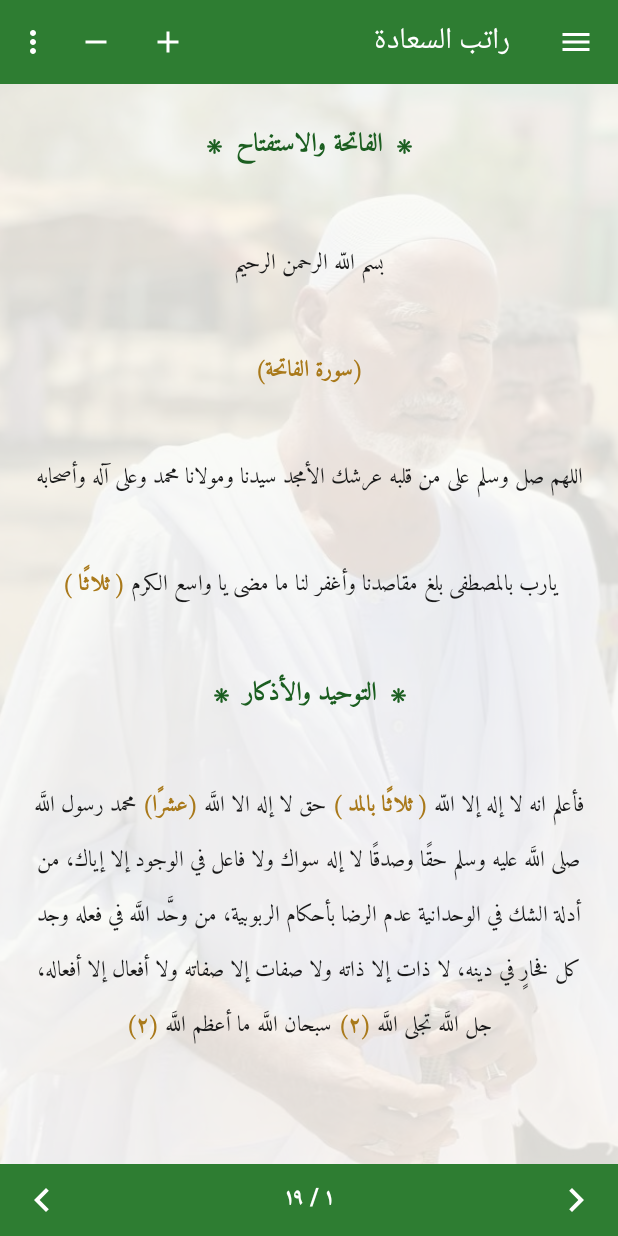
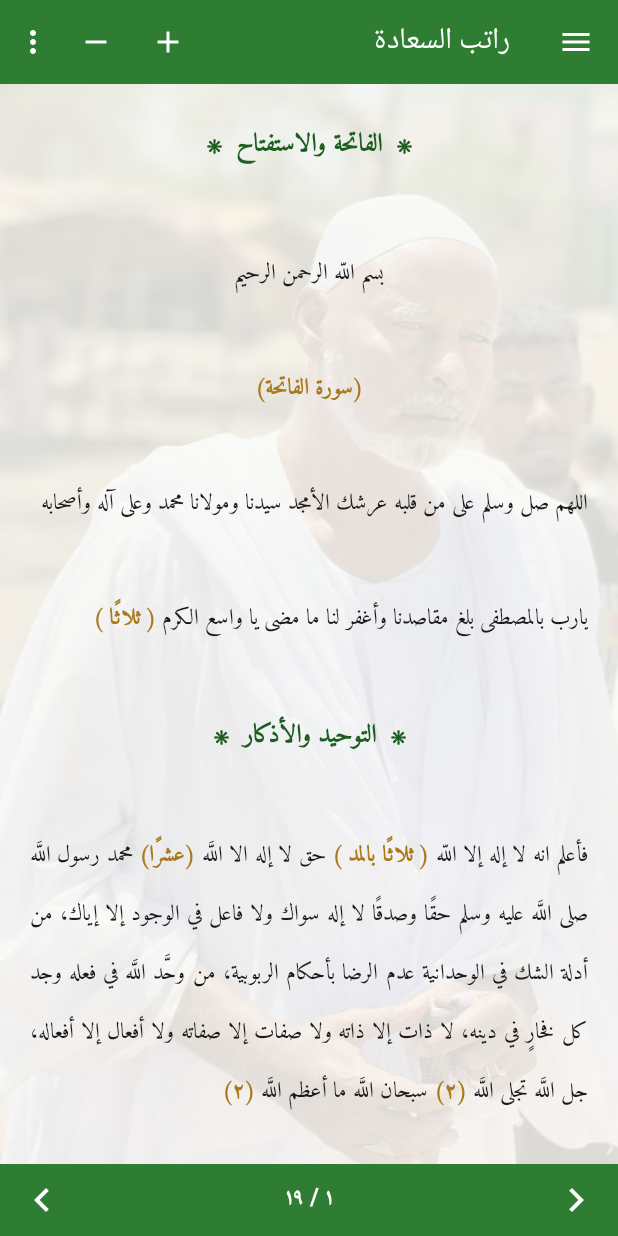
Before and after one commit to Mohamed-albadri-1995/trade-desk-data, an Android app: the screen it shows after launch (MainActivity), after a tap on "ابدأ القراءة", on a phone screen of 412 x 824 dp. Run offline under Robolectric (Android 15) with nearby library versions, the phone set to English and light mode, and no system bars.

Commit message:
Refine typography: justify prose, center verse, roomier leading
- Justify long prose paragraphs (even, full-width lines; no dangling last word)
  while keeping verse, salawat, short lines, and headings centered
- Increase line spacing to 1.5 (matched in measurement and rendering) for the
  Naskh diacritics; top-align pages
- Enable inter-word justification on the page view

Co-Authored-By: Claude Opus 4.8 <noreply@anthropic.com>
Claude-Session: https://claude.ai/code/session_01LGQjT4mwJtavuvZWb4nuLc

```diff
--- a/ratib-app/app/src/main/java/com/ratib/saada/Paginator.kt
+++ b/ratib-app/app/src/main/java/com/ratib/saada/Paginator.kt
@@ -10,6 +10,7 @@ import android.text.Spanned
 import android.text.StaticLayout
 import android.text.TextPaint
 import android.text.style.AbsoluteSizeSpan
+import android.text.style.AlignmentSpan
 import android.text.style.ForegroundColorSpan
 import android.text.style.StyleSpan
 import androidx.core.content.ContextCompat
@@ -45,6 +46,9 @@ object Paginator {
     // Parenthetical cues like (٣) ( ثلاثًا ) (سورة الفاتحة), or a bare number (١٠٠، ١٢٩…).
     private val cueRegex = Regex("\\([^)]*\\)|[0-9\\u0660-\\u0669]+")
 
+    // Shared leading; the page TextView must use the same value so pages fit.
+    const val LINE_SPACING = 1.5f
+
     fun paginate(
         context: Context,
         blocks: List<Block>,
@@ -72,7 +76,14 @@ object Paginator {
 
         fun measure(cs: CharSequence): Int {
             @Suppress("DEPRECATION")
-            return StaticLayout(cs, paint, w, Layout.Alignment.ALIGN_CENTER, 1.4f, 0f, false).height
+            return StaticLayout(cs, paint, w, Layout.Alignment.ALIGN_CENTER, LINE_SPACING, 0f, false).height
+        }
+
+        fun center(sb: SpannableStringBuilder) {
+            sb.setSpan(
+                AlignmentSpan.Standard(Layout.Alignment.ALIGN_CENTER),
+                0, sb.length, Spanned.SPAN_EXCLUSIVE_EXCLUSIVE
+            )
         }
 
         fun buildBlock(b: Block): CharSequence {
@@ -83,12 +94,14 @@ object Paginator {
                     sb.setSpan(AbsoluteSizeSpan(headingPx), 0, sb.length, Spanned.SPAN_EXCLUSIVE_EXCLUSIVE)
                     sb.setSpan(StyleSpan(Typeface.BOLD), 0, sb.length, Spanned.SPAN_EXCLUSIVE_EXCLUSIVE)
                     sb.setSpan(ForegroundColorSpan(headingColor), 0, sb.length, Spanned.SPAN_EXCLUSIVE_EXCLUSIVE)
+                    center(sb)
                 }
                 is Block.Subheading -> {
                     sb.append("﴿ ${b.text} ﴾")
                     sb.setSpan(AbsoluteSizeSpan(subheadingPx), 0, sb.length, Spanned.SPAN_EXCLUSIVE_EXCLUSIVE)
                     sb.setSpan(StyleSpan(Typeface.BOLD), 0, sb.length, Spanned.SPAN_EXCLUSIVE_EXCLUSIVE)
                     sb.setSpan(ForegroundColorSpan(subheadingColor), 0, sb.length, Spanned.SPAN_EXCLUSIVE_EXCLUSIVE)
+                    center(sb)
                 }
                 is Block.Body -> {
                     sb.append(b.text)
@@ -100,6 +113,11 @@ object Paginator {
                         sb.setSpan(ForegroundColorSpan(cueColor), cs, ce, Spanned.SPAN_EXCLUSIVE_EXCLUSIVE)
                         sb.setSpan(StyleSpan(Typeface.BOLD), cs, ce, Spanned.SPAN_EXCLUSIVE_EXCLUSIVE)
                     }
+                    // Long single-line prose is justified (even, full-width lines);
+                    // short lines and multi-line verse/salawat stay centered.
+                    val isProse = !b.text.contains('\n') && b.text.length > 55
+                    val align = if (isProse) Layout.Alignment.ALIGN_NORMAL else Layout.Alignment.ALIGN_CENTER
+                    sb.setSpan(AlignmentSpan.Standard(align), 0, sb.length, Spanned.SPAN_EXCLUSIVE_EXCLUSIVE)
                 }
             }
             return sb
@@ -143,7 +161,7 @@ object Paginator {
                     // Block taller than a full page (long prose): split by lines.
                     if (b.isNav) headingPage[i] = pages.size
                     @Suppress("DEPRECATION")
-                    val bl = StaticLayout(blockCs, paint, w, Layout.Alignment.ALIGN_CENTER, 1.4f, 0f, false)
+                    val bl = StaticLayout(blockCs, paint, w, Layout.Alignment.ALIGN_CENTER, LINE_SPACING, 0f, false)
                     val lc = bl.lineCount
                     var startLine = 0
                     while (startLine < lc) {
--- a/ratib-app/app/src/main/res/layout/item_page.xml
+++ b/ratib-app/app/src/main/res/layout/item_page.xml
@@ -1,5 +1,6 @@
 <?xml version="1.0" encoding="utf-8"?>
 <FrameLayout xmlns:android="http://schemas.android.com/apk/res/android"
+    xmlns:tools="http://schemas.android.com/tools"
     android:layout_width="match_parent"
     android:layout_height="match_parent">
 
@@ -7,11 +8,13 @@
         android:id="@+id/pageText"
         android:layout_width="match_parent"
         android:layout_height="match_parent"
-        android:gravity="top|center_horizontal"
+        android:gravity="top"
         android:paddingHorizontal="20dp"
         android:paddingVertical="14dp"
         android:textColor="@color/reading_text"
         android:fontFamily="@font/amiri"
-        android:lineSpacingMultiplier="1.4"
-        android:hyphenationFrequency="none" />
+        android:lineSpacingMultiplier="1.5"
+        android:justificationMode="inter_word"
+        android:hyphenationFrequency="none"
+        tools:targetApi="26" />
 </FrameLayout>
```
